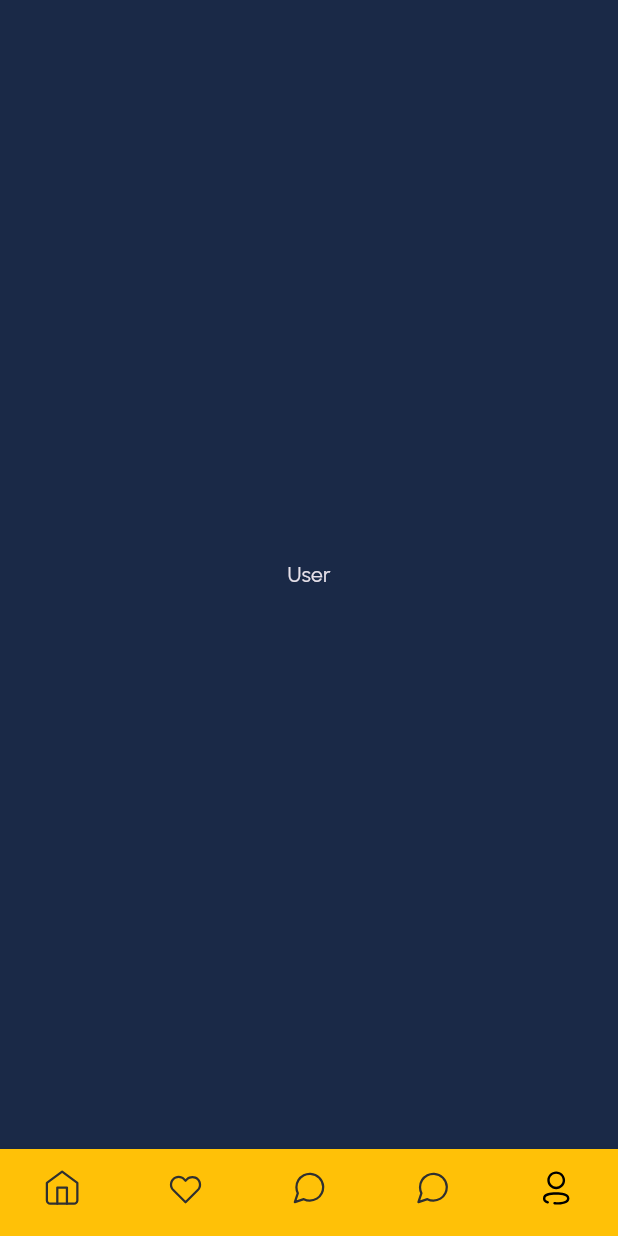
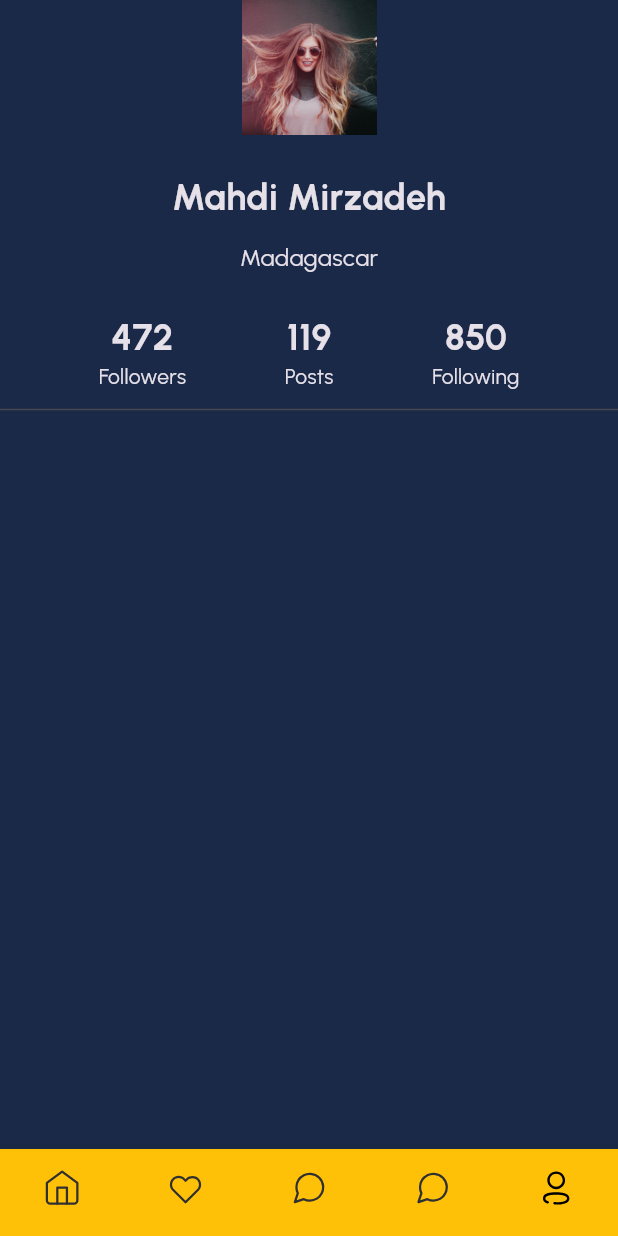
Before and after one commit to muhdamean/posts_app, a Flutter app: the MainPage screen opened by its route, item 5 of the bottom bar chosen, on a phone screen of 412 x 824 dp. Run offline on Flutter 3.47's test engine with Material 3 defaults, Android fonts, the phone set to English and light mode, and no system bars; our stand-ins replace flutter_svg; project files that could hold a hidden picture were left out.

Commit message:
add profile, app_text pages

```diff
--- /dev/null
+++ b/lib/components/toolbar.dart
@@ -0,0 +1,10 @@
+import 'package:flutter/material.dart';
+
+class Toolbar extends StatelessWidget {
+  const Toolbar({super.key});
+
+  @override
+  Widget build(BuildContext context) {
+    return const Placeholder();
+  }
+}
--- a/lib/main.dart
+++ b/lib/main.dart
@@ -15,13 +15,16 @@ class MyApp extends StatelessWidget {
   Widget build(BuildContext context) {
     return MaterialApp(
       theme: ThemeData(
-          fontFamily: 'Urbanist',
-          scaffoldBackgroundColor: AppColors.background,
-          brightness: Brightness.dark),
+         //colorScheme: ColorScheme.fromSeed(seedColor: Colors.deepPurple),
+        useMaterial3: true,
+        fontFamily: 'Urbanist',
+        scaffoldBackgroundColor: AppColors.background,
+        brightness: Brightness.dark,
+      ),
       initialRoute: '/',
       routes: {
         '/': (context) => const LoginPage(),
-        '/home': (context) =>  HomePage(),
+        '/home': (context) => HomePage(),
         '/main': (context) => const MainPage(),
       },
     );
--- a/lib/pages/login_page.dart
+++ b/lib/pages/login_page.dart
@@ -57,7 +57,7 @@ class LoginPage extends StatelessWidget {
               alignment: Alignment.centerRight,
               child: TextButton(
                   onPressed: () {
-                    print('Forgot is cliked');
+                    debugPrint('Forgot is cliked');
                   },
                   style: TextButton.styleFrom(
                     foregroundColor: Colors.white,
@@ -97,7 +97,7 @@ class LoginPage extends StatelessWidget {
               height: 48,
               child: ElevatedButton(
                   onPressed: () {
-                    print('Google is clicked');
+                    debugPrint('Google is clicked');
                   },
                   style: ElevatedButton.styleFrom(
                       backgroundColor: Colors.white,
--- a/lib/pages/main_page.dart
+++ b/lib/pages/main_page.dart
@@ -1,5 +1,6 @@
 import 'package:flutter/material.dart';
 import 'package:flutter_full_course/pages/home_page.dart';
+import 'package:flutter_full_course/pages/profile_page.dart';
 import 'package:flutter_svg/svg.dart';
 
 class MainPage extends StatefulWidget {
@@ -10,40 +11,42 @@ class MainPage extends StatefulWidget {
 }
 
 class _MainPageState extends State<MainPage> {
-  int currentindex = 0;
+  int currentIndex = 0;
   @override
   Widget build(BuildContext context) {
     return Scaffold(
-        body: pages[currentindex],
+      body: pages[currentIndex],
       bottomNavigationBar: BottomNavigationBar(
         items: [
           BottomNavigationBarItem(
-                icon: SvgPicture.asset('assets/svg/ic_home.svg'),
-                label: 'Home'),
+              icon: SvgPicture.asset('assets/svg/ic_home.svg'), label: "Home"),
           BottomNavigationBarItem(
             icon: SvgPicture.asset('assets/svg/ic_favorite.svg'),
-                label: 'Favorite'),
+            label: "Favorite",
+          ),
           BottomNavigationBarItem(
             icon: SvgPicture.asset('assets/svg/ic_messages.svg'),
-                label: 'Add Post'),
+            label: "Add Post",
+          ),
           BottomNavigationBarItem(
             icon: SvgPicture.asset('assets/svg/ic_messages.svg'),
-                label: 'Messages'),
+            label: "Messages",
+          ),
           BottomNavigationBarItem(
             icon: SvgPicture.asset('assets/svg/ic_user.svg'),
-                label: 'User'),
+            label: "User",
+          ),
         ],
-          currentIndex: currentindex,
-          onTap: (index) {
-            setState(() {
-              currentindex = index;
-            });
-          },
+        currentIndex: currentIndex,
+        onTap: (index) => setState(() {
+          currentIndex = index;
+        }),
         type: BottomNavigationBarType.fixed,
         showSelectedLabels: false,
         showUnselectedLabels: false,
         backgroundColor: Colors.amber,
-        ));
+      ),
+    );
   }
 
   final pages = [
@@ -57,8 +60,6 @@ class _MainPageState extends State<MainPage> {
     const Center(
       child: Text('Messages'),
     ),
-    const Center(
-      child: Text('User'),
-    ),
+    const ProfilePage(),
   ];
 }
--- a/lib/pages/profile_page.dart
+++ b/lib/pages/profile_page.dart
@@ -0,0 +1,74 @@
+import 'package:flutter/material.dart';
+import 'package:flutter_full_course/styles/app_text.dart';
+
+class ProfilePage extends StatelessWidget {
+  const ProfilePage({super.key});
+
+  @override
+  Widget build(BuildContext context) {
+    return Scaffold(
+      body: Column(
+        children: [
+          Image.asset(
+            'assets/temp/user1.png',
+            width: 90,
+            height: 90,
+          ),
+          const SizedBox(
+            height: 24,
+          ),
+          const Text(
+            'Mahdi Mirzadeh',
+            style: AppText.header2,
+          ),
+          const SizedBox(
+            height: 12,
+          ),
+          const Text(
+            'Madagascar',
+            style: AppText.subtitle3,
+          ),
+          const SizedBox(
+            height: 24,
+          ),
+          const Row(
+            mainAxisAlignment: MainAxisAlignment.spaceEvenly,
+            children: [
+              Column(
+                children: [
+                  Text(
+                    '472',
+                    style: AppText.header2,
+                  ),
+                  Text('Followers'),
+                ],
+              ),
+              Column(
+                children: [
+                  Text(
+                    '119',
+                    style: AppText.header2,
+                  ),
+                  Text('Posts'),
+                ],
+              ),
+              Column(
+                children: [
+                  Text(
+                    '850',
+                    style: AppText.header2,
+                  ),
+                  Text('Following'),
+                ],
+              )
+            ],
+          ),
+          const Divider(
+            thickness: 1,
+            height: 24,
+          ),
+        ],
+      ),
+    );
+  }
+}
```
Also changed, not shown: lib/styles/app_text.dart (+28 -7 lines). Lines whose indentation alone changed are shown as unchanged.
